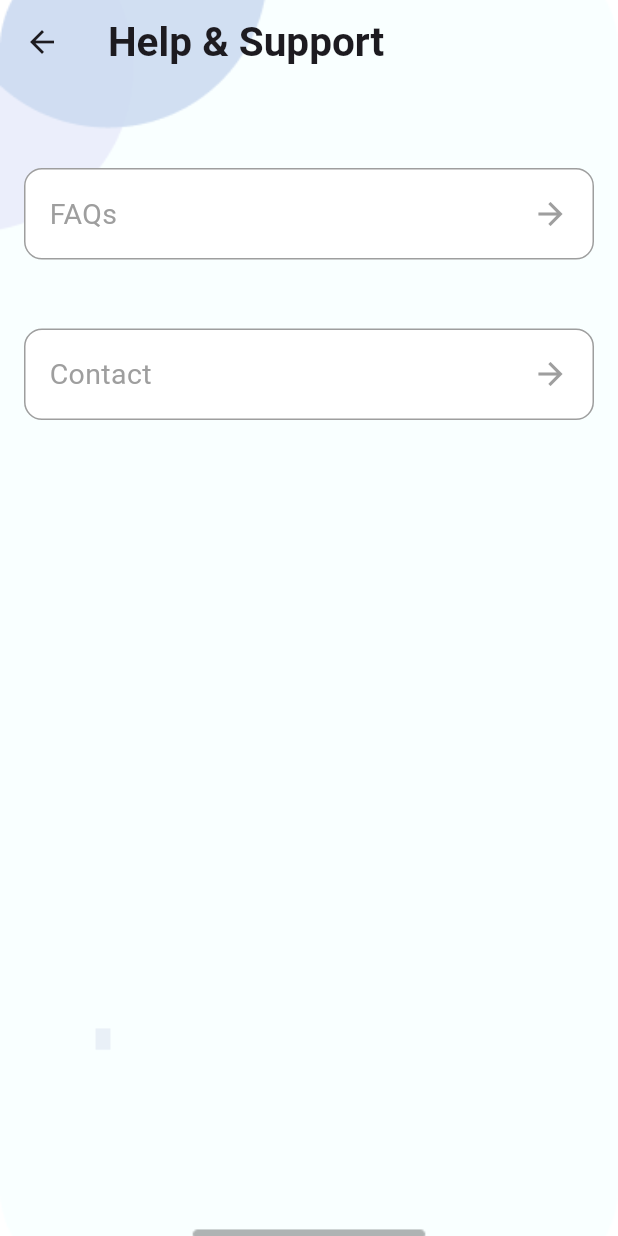
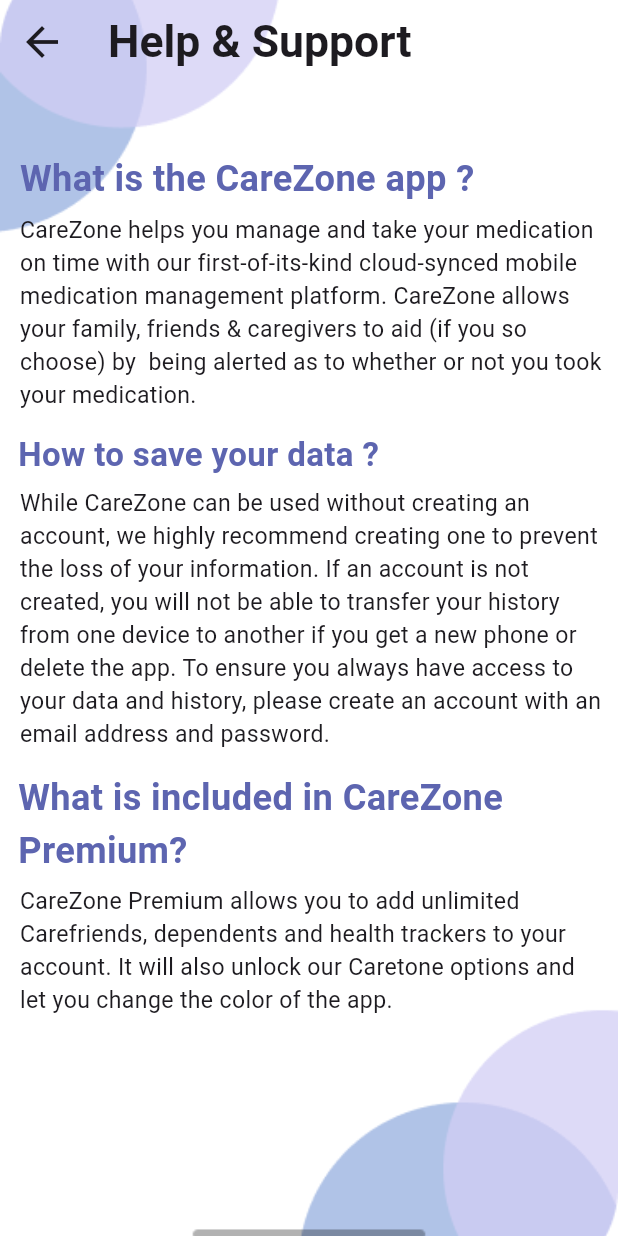
Before and after one commit to JailanMedhatt/MedicalReminder1, a Flutter app: the HelpScreen screen opened by its route, after a tap on "FAQs", on a phone screen of 412 x 824 dp. Run offline on Flutter 3.47's test engine with Material 3 defaults, Android fonts, the phone set to English and light mode, and no system bars; our stand-ins replace awesome_notifications, calendar_timeline, cloud_firestore, date_field, file_picker, firebase_auth and 12 more; missing offline and left inert: easy_pdf_viewer, encrypt, flutter_timeline_calendar; accounts and stored records are empty; generated files the repository leaves out were written again.

Commit message:
help screens

```diff
--- a/lib/FireBase/FirebaseUtills.dart
+++ b/lib/FireBase/FirebaseUtills.dart
@@ -53,6 +53,7 @@ class FireBaseUtills {
   }
 
   //////////////////////////////////
+  ///dh shu8l medicine farah
   static CollectionReference<Medicine> getMedicineCollection() {
     return FirebaseFirestore.instance.collection("medicines").withConverter<Medicine>(
         fromFirestore: (snapchot, option) =>
@@ -72,6 +73,7 @@ class FireBaseUtills {
         .doc(medicine.id)
         .update(medicine.toFireSstore());
   }
+  ///l7d hna
 
   static editUAppointmentDetails(bool isDone, String Id, String Appointmentid) {
     getAppointmentCollection(Id).doc(Appointmentid).update({"isDone": isDone});
@@ -79,6 +81,8 @@ class FireBaseUtills {
   // static  editAppointmentDetails(Appointment appointment, String Id){
   //   getUserCollectionRef().doc(id).update();
   // }
+
+
 }
 ///Appointment
 // class FireBaseUtillsAppointment {
--- /dev/null
+++ b/lib/UI/firstHelpScreen.dart
@@ -0,0 +1,150 @@
+import 'package:flutter/material.dart';
+import 'package:flutter_screenutil/flutter_screenutil.dart';
+
+class FirstScreenHelpAndSupport extends StatefulWidget {
+  static const String routeName = 'First_HelpScreen';
+  const FirstScreenHelpAndSupport({super.key});
+
+  @override
+  State<FirstScreenHelpAndSupport> createState() =>
+      _FirstScreenHelpAndSupportState();
+}
+
+class _FirstScreenHelpAndSupportState extends State<FirstScreenHelpAndSupport> {
+  final Color color = const Color(0xff5D65B0);
+
+
+  @override
+  Widget build(BuildContext context) {
+    return Stack(
+      children: [
+        Container(
+          decoration: const BoxDecoration(
+            image: DecorationImage(
+              image: AssetImage(
+                  "assets/images/Opening.png"), // Make sure this path is correct
+              fit: BoxFit.cover,
+            ),
+          ),
+          child: Scaffold(
+            extendBodyBehindAppBar: true,
+            backgroundColor: Colors.transparent,
+            appBar: AppBar(
+              scrolledUnderElevation: 0,
+              elevation: 0.0,
+              centerTitle: true,
+              backgroundColor: Colors.transparent,
+              leading: IconButton(
+                  onPressed: () {
+                    Navigator.pop(context);
+                  },
+                  icon: const Icon(Icons.arrow_back, size: 32)),
+              title: Row(
+                mainAxisAlignment: MainAxisAlignment.spaceBetween,
+                children: [
+                  Text(
+                    'Help & Support',
+                    style:
+                    TextStyle(fontWeight: FontWeight.bold, fontSize: 27.sp),
+                  ),
+                  // InkWell(
+                  //   child: Image.asset("assets/images/search.png"),
+                  //   onTap: () {},
+                  // ),
+                ],
+              ),
+            ),
+            body: Column(
+              children: [
+                Row(
+                  mainAxisAlignment: MainAxisAlignment.start,
+                  children: [
+                    Padding(
+                      padding: EdgeInsets.only(
+                        left: 12.w,
+                        top: 100.h,
+                      ),
+                      child: Text(
+                        "What is the CareZone app ?",
+                        style: TextStyle(
+                            fontWeight: FontWeight.bold,
+                            fontSize: 22.sp,
+                            color: color),
+                      ),
+                    ),
+                  ],
+                ),
+                SizedBox(
+                  height: 6.h,
+                ),
+                Padding(
+                  padding: EdgeInsets.only(left: 12.w, right: 8.w),
+                  child: Text(
+                    "CareZone helps you manage and take your medication on time with our first-of-its-kind cloud-synced mobile medication management platform. CareZone allows your family, friends & caregivers to aid (if you so choose) by  being alerted as to whether or not you took your medication.",
+                    style: TextStyle(fontSize: 14.sp),
+                  ),
+                ),
+                SizedBox(
+                  height: 13.h,
+                ),
+                Row(
+                  mainAxisAlignment: MainAxisAlignment.start,
+                  children: [
+                    Padding(
+                      padding: const EdgeInsets.only(left: 12.0),
+                      child: Text(
+                        "How to save your data ?",
+                        style: TextStyle(
+                            fontWeight: FontWeight.bold,
+                            fontSize: 22,
+                            color: color),
+                      ),
+                    ),
+                  ],
+                ),
+                SizedBox(
+                  height: 6.h,
+                ),
+                Padding(
+                  padding: EdgeInsets.only(left: 12.w, right: 8.w),
+                  child: Text(
+                    "While CareZone can be used without creating an\naccount, we highly recommend creating one to prevent the loss of your information. If an account is not created, you will not be able to transfer your history from one device to another if you get a new phone or delete the app. To ensure you always have access to your data and history, please create an account with an email address and password. ",
+                    style: TextStyle(fontSize: 14.sp),
+                  ),
+                ),
+                SizedBox(
+                  height: 13.h,
+                ),
+                Row(
+                  mainAxisAlignment: MainAxisAlignment.start,
+                  children: [
+                    Padding(
+                      padding: const EdgeInsets.only(left: 12.0),
+                      child: Text(
+                        "What is included in CareZone\nPremium?",
+                        style: TextStyle(
+                            fontWeight: FontWeight.bold,
+                            fontSize: 22.sp,
+                            color: color),
+                      ),
+                    ),
+                  ],
+                ),
+                SizedBox(
+                  height: 6.h,
+                ),
+                Padding(
+                  padding: EdgeInsets.only(left: 12.w, right: 8.w),
+                  child: Text(
+                    "CareZone Premium allows you to add unlimited Carefriends, dependents and health trackers to your account. It will also unlock our Caretone options and let you change the color of the app.",
+                    style: TextStyle(fontSize: 14.sp),
+                  ),
+                ),
+              ],
+            ),
+          ),
+        ),
+      ],
+    );
+  }
+}
--- a/lib/main.dart
+++ b/lib/main.dart
@@ -10,11 +10,13 @@ import 'package:finalproject1/UI/MissedMedicines.dart';
 import 'package:finalproject1/UI/NotePage.dart';
 import 'package:finalproject1/UI/PatientHistory.dart';
 import 'package:finalproject1/UI/Reminder.dart';
+import 'package:finalproject1/UI/firstHelpScreen.dart';
 import 'package:finalproject1/UI/profile/Profile.dart';
 import 'package:finalproject1/UI/Register.dart';
 import 'package:finalproject1/UI/Scedhule.dart';
 import 'package:finalproject1/UI/SlideMenu.dart';
 import 'package:finalproject1/UI/TipsPage.dart';
+import 'package:finalproject1/UI/secondHelpScreen.dart';
 import 'package:finalproject1/providers/ReminderProvider.dart';
 import 'package:finalproject1/providers/list_provider.dart';
 import 'package:firebase_core/firebase_core.dart';
@@ -78,6 +80,8 @@ class MyApp extends StatelessWidget {
           TaskListTab.routeName: (context) => TaskListTab(),
           MapPage.routeName: (context) => MapPage(),
           Reminder.routeName:(context)=> Reminder(),
+          FirstScreenHelpAndSupport.routeName:(context) => FirstScreenHelpAndSupport(),
+          SecondScreenHelpAndSupport.routeName:(context) => SecondScreenHelpAndSupport()
 
 
 
```
Also changed, not shown: lib/UI/HelpPage.dart (+8 -2 lines), lib/UI/secondHelpScreen.dart (added, +86 -0 lines).
